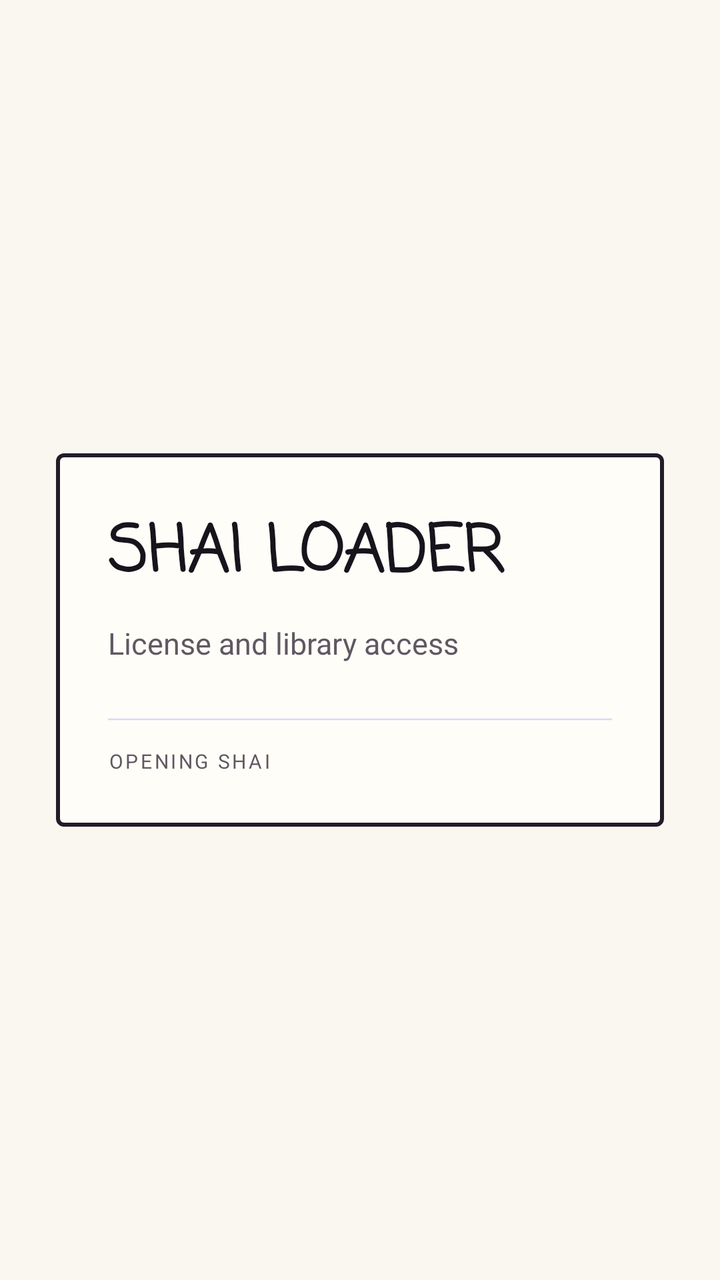
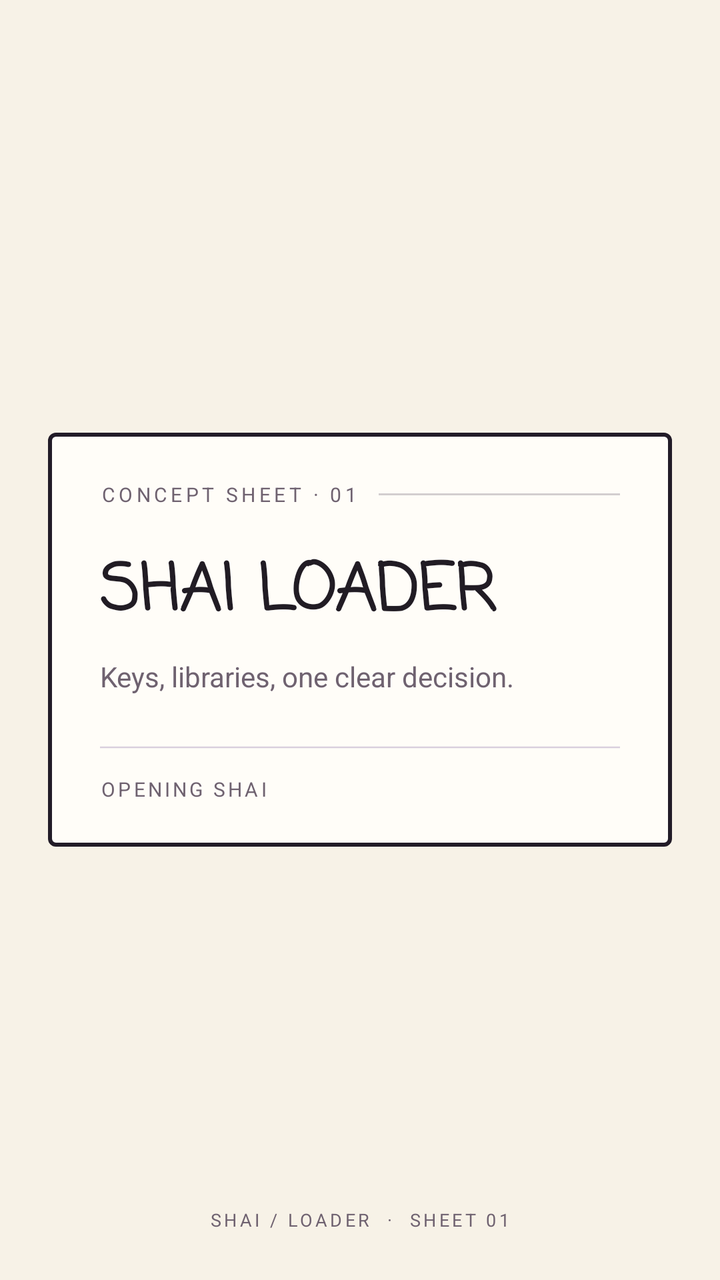

Screens rendered from an Android XML layout before and after an edit, with the pre-edit source and the edit as a unified diff.
<!-- AndroidManifest.xml: activity theme AppTheme -->
<!-- res/layout/activity_splash.xml -->
<?xml version="1.0" encoding="utf-8"?>
<FrameLayout xmlns:android="http://schemas.android.com/apk/res/android" android:layout_width="match_parent"
    android:layout_height="match_parent" android:background="#FAF7F0" android:padding="28dp">
    <LinearLayout android:layout_width="match_parent" android:layout_height="wrap_content"
        android:layout_gravity="center" android:orientation="vertical" android:padding="26dp"
        android:background="@drawable/splash_sketch">
        <TextView android:layout_width="wrap_content" android:layout_height="wrap_content"
            android:fontFamily="casual" android:text="SHAI LOADER" android:textColor="#17141C"
            android:textSize="32sp" android:textStyle="bold" />
        <TextView android:layout_width="wrap_content" android:layout_height="wrap_content"
            android:layout_marginTop="10dp" android:text="License and library access"
            android:textColor="#5F5862" android:textSize="15sp" />
        <ProgressBar android:id="@+id/progressBarSplash" style="?android:attr/progressBarStyleHorizontal"
            android:layout_width="match_parent" android:layout_height="4dp"
            android:layout_marginTop="26dp" android:indeterminate="true"
            android:progressBackgroundTint="#D7D0CB" android:indeterminateTint="#925CF4" />
        <TextView android:layout_width="wrap_content" android:layout_height="wrap_content"
            android:layout_marginTop="12dp" android:text="OPENING SHAI"
            android:textColor="#5F5862" android:letterSpacing="0.12" android:textSize="10sp" />
    </LinearLayout>
</FrameLayout>
<!-- resources referenced by this layout -->
<resources>
  <!-- drawable splash_sketch (drawable) -->
  <shape xmlns:android="http://schemas.android.com/apk/res/android"><solid android:color="#FFFDF8"/><stroke android:width="2dp" android:color="#221C28"/><corners android:radius="3dp"/></shape>
  <style name="AppTheme" parent="Theme.Material3.DayNight.NoActionBar">
          <item name="android:navigationBarColor">@color/background_color_dark</item>
          <item name="android:windowBackground">@color/background_color_dark</item>
          <item name="android:textColor">@color/textColor</item>
          <item name="android:statusBarColor">@color/background_color_dark</item>
      </style>
  <color name="background_color_dark">#0B0B10</color>
  <color name="textColor">#FFFFFF</color>
</resources>

<!-- the commit's change to res/layout/activity_splash.xml (unified diff, before → after) -->
@@ -1,21 +1,87 @@
 <?xml version="1.0" encoding="utf-8"?>
-<FrameLayout xmlns:android="http://schemas.android.com/apk/res/android" android:layout_width="match_parent"
-    android:layout_height="match_parent" android:background="#FAF7F0" android:padding="28dp">
-    <LinearLayout android:layout_width="match_parent" android:layout_height="wrap_content"
-        android:layout_gravity="center" android:orientation="vertical" android:padding="26dp"
-        android:background="@drawable/splash_sketch">
-        <TextView android:layout_width="wrap_content" android:layout_height="wrap_content"
-            android:fontFamily="casual" android:text="SHAI LOADER" android:textColor="#17141C"
-            android:textSize="32sp" android:textStyle="bold" />
-        <TextView android:layout_width="wrap_content" android:layout_height="wrap_content"
-            android:layout_marginTop="10dp" android:text="License and library access"
-            android:textColor="#5F5862" android:textSize="15sp" />
-        <ProgressBar android:id="@+id/progressBarSplash" style="?android:attr/progressBarStyleHorizontal"
-            android:layout_width="match_parent" android:layout_height="4dp"
-            android:layout_marginTop="26dp" android:indeterminate="true"
-            android:progressBackgroundTint="#D7D0CB" android:indeterminateTint="#925CF4" />
-        <TextView android:layout_width="wrap_content" android:layout_height="wrap_content"
-            android:layout_marginTop="12dp" android:text="OPENING SHAI"
-            android:textColor="#5F5862" android:letterSpacing="0.12" android:textSize="10sp" />
+<FrameLayout xmlns:android="http://schemas.android.com/apk/res/android"
+    android:layout_width="match_parent"
+    android:layout_height="match_parent"
+    android:background="@color/sketch_paper"
+    android:padding="24dp">
+
+    <LinearLayout
+        android:layout_width="match_parent"
+        android:layout_height="wrap_content"
+        android:layout_gravity="center"
+        android:background="@drawable/splash_sketch"
+        android:orientation="vertical"
+        android:paddingStart="26dp"
+        android:paddingTop="24dp"
+        android:paddingEnd="26dp"
+        android:paddingBottom="22dp">
+
+        <LinearLayout
+            android:layout_width="match_parent"
+            android:layout_height="wrap_content"
+            android:gravity="center_vertical"
+            android:orientation="horizontal">
+
+            <TextView
+                android:layout_width="wrap_content"
+                android:layout_height="wrap_content"
+                android:letterSpacing="0.18"
+                android:text="CONCEPT SHEET · 01"
+                android:textColor="@color/sketch_pencil"
+                android:textSize="10sp" />
+
+            <View
+                android:layout_width="0dp"
+                android:layout_height="1dp"
+                android:layout_marginStart="10dp"
+                android:layout_weight="1"
+                android:background="#4D6F6270" />
+        </LinearLayout>
+
+        <TextView
+            android:layout_width="wrap_content"
+            android:layout_height="wrap_content"
+            android:layout_marginTop="18dp"
+            android:fontFamily="casual"
+            android:text="SHAI LOADER"
+            android:textColor="@color/sketch_ink"
+            android:textSize="32sp"
+            android:textStyle="bold" />
+
+        <TextView
+            android:layout_width="wrap_content"
+            android:layout_height="wrap_content"
+            android:layout_marginTop="8dp"
+            android:text="Keys, libraries, one clear decision."
+            android:textColor="@color/sketch_pencil"
+            android:textSize="14sp" />
+
+        <ProgressBar
+            android:id="@+id/progressBarSplash"
+            style="?android:attr/progressBarStyleHorizontal"
+            android:layout_width="match_parent"
+            android:layout_height="4dp"
+            android:layout_marginTop="24dp"
+            android:indeterminate="true"
+            android:indeterminateTint="@color/sketch_draft"
+            android:progressBackgroundTint="#D7D0CB" />
+
+        <TextView
+            android:layout_width="wrap_content"
+            android:layout_height="wrap_content"
+            android:layout_marginTop="12dp"
+            android:letterSpacing="0.14"
+            android:text="OPENING SHAI"
+            android:textColor="@color/sketch_pencil"
+            android:textSize="10sp" />
     </LinearLayout>
+
+    <TextView
+        android:layout_width="wrap_content"
+        android:layout_height="wrap_content"
+        android:layout_gravity="bottom|center_horizontal"
+        android:letterSpacing="0.16"
+        android:text="SHAI / LOADER  ·  SHEET 01"
+        android:textColor="@color/sketch_pencil"
+        android:textSize="9sp" />
 </FrameLayout>
<!-- resource entries referenced after the edit -->
@@ -1,5 +1,9 @@
 <!-- resources referenced by this layout -->
 <resources>
+  <color name="sketch_draft">#6A4A8C</color>
+  <color name="sketch_ink">#211C24</color>
+  <color name="sketch_paper">#F7F2E7</color>
+  <color name="sketch_pencil">#6F6270</color>
   <!-- drawable splash_sketch (drawable) -->
   <shape xmlns:android="http://schemas.android.com/apk/res/android"><solid android:color="#FFFDF8"/><stroke android:width="2dp" android:color="#221C28"/><corners android:radius="3dp"/></shape>
   <style name="AppTheme" parent="Theme.Material3.DayNight.NoActionBar">
@@ -7,8 +11,14 @@
           <item name="android:windowBackground">@color/background_color_dark</item>
           <item name="android:textColor">@color/textColor</item>
           <item name="android:statusBarColor">@color/background_color_dark</item>
+          <item name="android:colorAccent">@color/max_gold</item>
+          <item name="colorPrimary">@color/max_gold</item>
+          <item name="colorSecondary">@color/max_orchid</item>
+          <item name="android:windowLightStatusBar">false</item>
       </style>
-  <color name="background_color_dark">#0B0B10</color>
-  <color name="textColor">#FFFFFF</color>
+  <color name="background_color_dark">#0A0610</color>
+  <color name="textColor">#F6EFFF</color>
+  <color name="max_gold">#E9C77E</color>
+  <color name="max_orchid">#E2C7FF</color>
 </resources>
 
